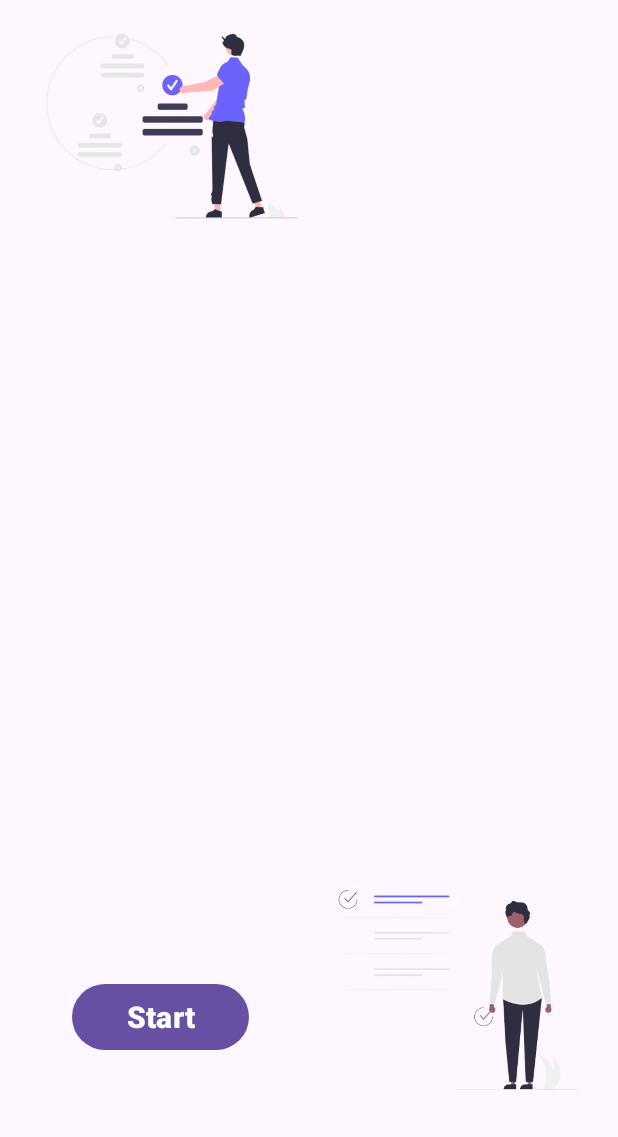
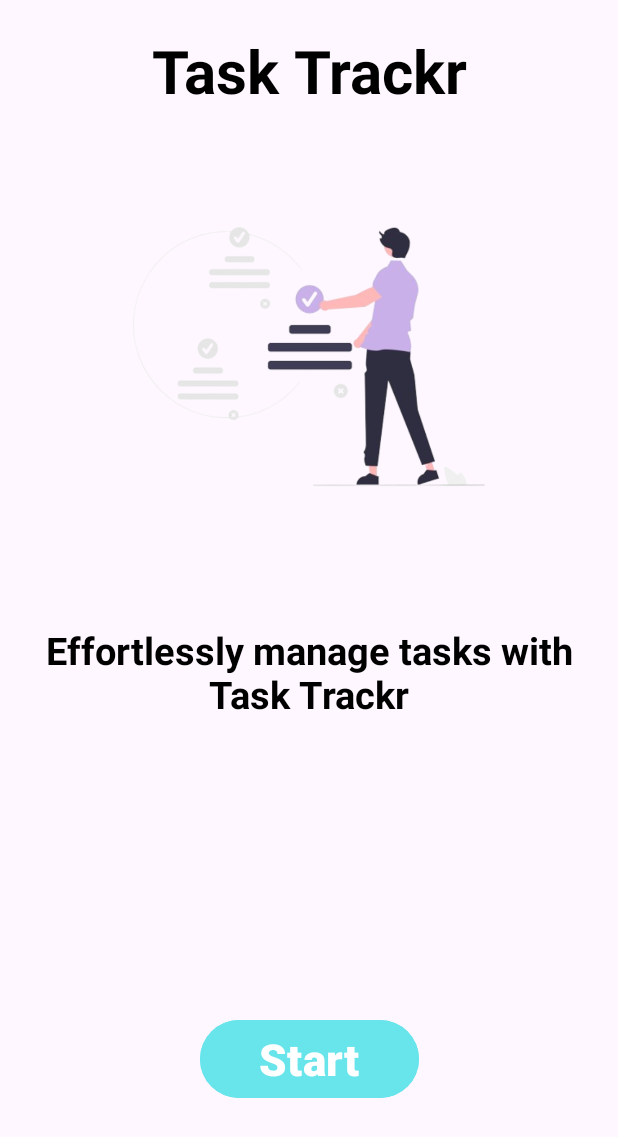
Before and after one commit to imasha63/ReminMe, an Android app: the screen it shows after launch (MainActivity), on a phone screen of 412 x 824 dp. Shown: the top 1137 px of the screen. Run offline under Robolectric (Android 15) with nearby library versions, the phone set to English and light mode, and no system bars.

Commit message:
some updates

```diff
--- a/app/src/main/java/com/example/tasktrackr/GameActivity.kt
+++ b/app/src/main/java/com/example/tasktrackr/GameActivity.kt
@@ -43,8 +43,6 @@ class GameActivity : AppCompatActivity() {
             setupDialog(R.layout.update_task_layout)
         }
     }
-
-
 
     private val taskViewModel : TaskViewModel by lazy {
         ViewModelProvider(this)[TaskViewModel::class.java]
--- a/app/src/main/java/com/example/tasktrackr/dao/TaskDao.kt
+++ b/app/src/main/java/com/example/tasktrackr/dao/TaskDao.kt
@@ -28,5 +28,8 @@ interface TaskDao {
     @Query("UPDATE Task SET taskTitle=:title, description = :description WHERE taskId = :taskId")
     suspend fun updateTaskParticularField(taskId:String,title:String,description:String): Int
 
+    @Query("SELECT * FROM Task WHERE taskTitle LIKE :query ORDER BY date DESC")
+    fun searchTaskList(query: String) : Flow<List<Task>>
+
 
 }
--- a/app/src/main/java/com/example/tasktrackr/viewmodels/TaskViewModel.kt
+++ b/app/src/main/java/com/example/tasktrackr/viewmodels/TaskViewModel.kt
@@ -1,3 +1,4 @@
+
 package com.example.tasktrackr.viewmodels
 
 import android.app.Application
--- a/app/src/main/res/drawable/baseline_colorize_24.xml
+++ /dev/null
@@ -1,5 +0,0 @@
-<vector android:height="24dp" android:tint="#FFFFFF"
-    android:viewportHeight="24" android:viewportWidth="24"
-    android:width="24dp" xmlns:android="http://schemas.android.com/apk/res/android">
-    <path android:fillColor="@android:color/white" android:pathData="M20.71,5.63l-2.34,-2.34c-0.39,-0.39 -1.02,-0.39 -1.41,0l-3.12,3.12 -1.93,-1.91 -1.41,1.41 1.42,1.42L3,16.25V21h4.75l8.92,-8.92 1.42,1.42 1.41,-1.41 -1.92,-1.92 3.12,-3.12c0.4,-0.4 0.4,-1.03 0.01,-1.42zM6.92,19L5,17.08l8.06,-8.06 1.92,1.92L6.92,19z"/>
-</vector>
--- /dev/null
+++ b/app/src/main/res/drawable/ic_search.xml
@@ -0,0 +1,5 @@
+<vector android:height="24dp" android:tint="#000000"
+    android:viewportHeight="24" android:viewportWidth="24"
+    android:width="24dp" xmlns:android="http://schemas.android.com/apk/res/android">
+    <path android:fillColor="@android:color/white" android:pathData="M15.5,14h-0.79l-0.28,-0.27C15.41,12.59 16,11.11 16,9.5 16,5.91 13.09,3 9.5,3S3,5.91 3,9.5 5.91,16 9.5,16c1.61,0 3.09,-0.59 4.23,-1.57l0.27,0.28v0.79l5,4.99L20.49,19l-4.99,-5zM9.5,14C7.01,14 5,11.99 5,9.5S7.01,5 9.5,5 14,7.01 14,9.5 11.99,14 9.5,14z"/>
+</vector>
--- a/app/src/main/res/layout/activity_main.xml
+++ b/app/src/main/res/layout/activity_main.xml
@@ -6,40 +6,60 @@
     android:layout_height="match_parent"
     tools:context=".MainActivity">
 
+
     <ImageView
         android:id="@+id/imageView"
-        android:layout_width="229dp"
-        android:layout_height="168dp"
+        android:layout_width="321dp"
+        android:layout_height="235dp"
         app:layout_constraintBottom_toTopOf="@+id/startBtn"
         app:layout_constraintEnd_toEndOf="parent"
-        app:layout_constraintHorizontal_bias="0.0"
         app:layout_constraintStart_toStartOf="parent"
         app:layout_constraintTop_toTopOf="parent"
-        app:layout_constraintVertical_bias="0.0"
+        app:layout_constraintVertical_bias="0.272"
         app:srcCompat="@drawable/accept" />
 
-    <ImageView
-        android:id="@+id/imageView2"
-        android:layout_width="212dp"
-        android:layout_height="313dp"
-        app:layout_constraintBottom_toBottomOf="parent"
+    <TextView
+        android:id="@+id/titleL"
+        android:layout_width="wrap_content"
+        android:layout_height="wrap_content"
+        android:layout_marginTop="20dp"
+        android:gravity="center"
+        android:text="@string/app_name"
+        android:textColor="@color/black"
+        android:textSize="40sp"
+        android:textStyle="bold"
         app:layout_constraintEnd_toEndOf="parent"
-        app:layout_constraintHorizontal_bias="1.0"
         app:layout_constraintStart_toStartOf="parent"
-        app:layout_constraintTop_toTopOf="parent"
-        app:layout_constraintVertical_bias="0.985"
-        app:srcCompat="@drawable/complete" />
+        app:layout_constraintTop_toTopOf="parent" />
+
+
+    <TextView
+        android:id="@+id/titles"
+        android:layout_width="370dp"
+        android:layout_height="62dp"
+        android:layout_marginTop="416dp"
+        android:gravity="center"
+        android:text="@string/des"
+        android:textColor="@color/black"
+        android:textSize="25sp"
+        android:textStyle="bold"
+        app:layout_constraintEnd_toEndOf="parent"
+        app:layout_constraintStart_toStartOf="parent"
+        app:layout_constraintTop_toTopOf="parent" />
 
     <Button
         android:id="@+id/startBtn"
-        android:layout_width="118dp"
-        android:layout_height="52dp"
-        android:layout_marginStart="48dp"
-        android:layout_marginBottom="120dp"
+        android:layout_width="146dp"
+        android:layout_height="60dp"
+        android:layout_marginBottom="88dp"
+        android:backgroundTint="@color/backColor"
         android:text="@string/sBtn"
-        android:textSize="20sp"
+        android:textColorLink="@color/backColor"
+
+        android:textSize="29sp"
         android:textStyle="bold"
         app:layout_constraintBottom_toBottomOf="parent"
+        app:layout_constraintEnd_toEndOf="parent"
         app:layout_constraintStart_toStartOf="parent" />
 
 </androidx.constraintlayout.widget.ConstraintLayout>
--- a/app/src/main/res/values/colors.xml
+++ b/app/src/main/res/values/colors.xml
@@ -3,6 +3,6 @@
     <color name="black">#FF000000</color>
     <color name="white">#FFFFFFFF</color>
     <color name="backcolor">#C9B0E8</color>
-    <color name="backColor">#55E2E9</color>
+    <color name="backColor">#68E4EB</color>
     <color name="editColor">#d0efff</color>
 </resources>
--- a/app/src/main/res/values/strings.xml
+++ b/app/src/main/res/values/strings.xml
@@ -14,4 +14,5 @@
     <string name="update">Update Task</string>
     <string name="load">Loading</string>
     <string name="search">Enter Search</string>
+    <string name="des">Effortlessly manage tasks with Task Trackr</string>
 </resources>
--- a/app/src/main/res/values/themes.xml
+++ b/app/src/main/res/values/themes.xml
@@ -33,6 +33,7 @@
         <item name="android:textColor">@color/black</item>
         <item name="android:textCursorDrawable">@color/black</item>
         <item name="startIconTint">@color/black</item>
+
     </style>
 
     <style name="DialogCustomTheme" parent="Theme.Material3.DayNight.Dialog">
```
Also changed, not shown: app/src/main/java/com/example/tasktrackr/repository/TaskRepository.kt (+32 -0 lines), app/src/main/res/layout/activity_game.xml (+8 -6 lines), app/src/main/res/layout/view_task_layout.xml (+4 -4 lines), app/src/main/res/drawable/accept.png, app/src/main/res/drawable/backgoundpic.png.
